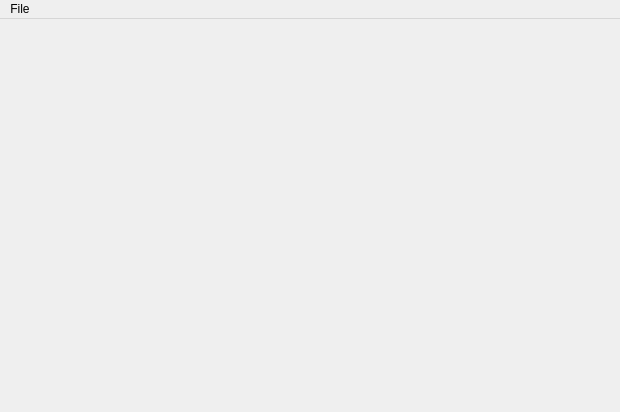
First picture: the form in gui/tool/wndMainWindow.ui, repository ClockworkOrigins/SocketPerformanceChecker, before the edit.
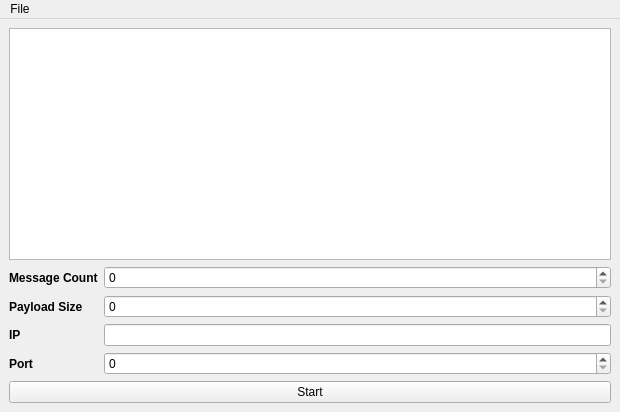
Second picture: the form after the edit.

What changed in the file:
```diff
--- a/gui/tool/wndMainWindow.ui
+++ b/gui/tool/wndMainWindow.ui
@@ -37,7 +37,98 @@
   <widget class="QWidget" name="centralwidget">
    <layout class="QVBoxLayout" name="verticalLayout_2">
     <item>
-     <layout class="QGridLayout" name="gridLayout"/>
+     <layout class="QGridLayout" name="gridLayout">
+      <item row="4" column="0">
+       <layout class="QGridLayout" name="gridLayout_2">
+        <item row="3" column="1">
+         <widget class="QSpinBox" name="portSpinBox">
+          <property name="maximum">
+           <number>65535</number>
+          </property>
+         </widget>
+        </item>
+        <item row="3" column="0">
+         <widget class="QLabel" name="label_4">
+          <property name="font">
+           <font>
+            <weight>75</weight>
+            <bold>true</bold>
+           </font>
+          </property>
+          <property name="text">
+           <string>Port</string>
+          </property>
+         </widget>
+        </item>
+        <item row="2" column="1">
+         <widget class="QLineEdit" name="ipLineEdit"/>
+        </item>
+        <item row="2" column="0">
+         <widget class="QLabel" name="label_3">
+          <property name="font">
+           <font>
+            <weight>75</weight>
+            <bold>true</bold>
+           </font>
+          </property>
+          <property name="text">
+           <string>IP</string>
+          </property>
+         </widget>
+        </item>
+        <item row="0" column="0">
+         <widget class="QLabel" name="label">
+          <property name="font">
+           <font>
+            <weight>75</weight>
+            <bold>true</bold>
+           </font>
+          </property>
+          <property name="text">
+           <string>Message Count</string>
+          </property>
+         </widget>
+        </item>
+        <item row="0" column="1">
+         <widget class="QSpinBox" name="messageCountSpinBox">
+          <property name="maximum">
+           <number>1000000</number>
+          </property>
+         </widget>
+        </item>
+        <item row="1" column="0">
+         <widget class="QLabel" name="label_2">
+          <property name="font">
+           <font>
+            <weight>75</weight>
+            <bold>true</bold>
+           </font>
+          </property>
+          <property name="text">
+           <string>Payload Size</string>
+          </property>
+         </widget>
+        </item>
+        <item row="1" column="1">
+         <widget class="QSpinBox" name="payloadSizeSpinBox">
+          <property name="maximum">
+           <number>1000000</number>
+          </property>
+         </widget>
+        </item>
+       </layout>
+      </item>
+      <item row="5" column="0">
+       <widget class="QPushButton" name="startButton">
+        <property name="text">
+         <string>Start</string>
+        </property>
+       </widget>
+      </item>
+      <item row="0" column="0">
+       <widget class="QTableView" name="resultTableView"/>
+      </item>
+     </layout>
     </item>
    </layout>
   </widget>
```
Left out of the diff: 19 changed lines with no effect on the pictures.
